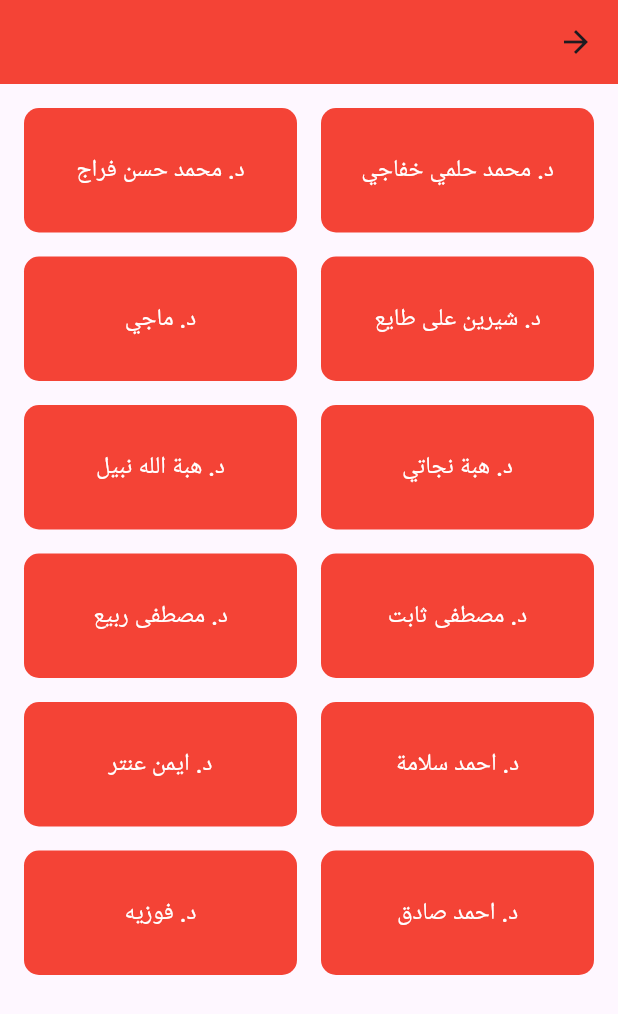
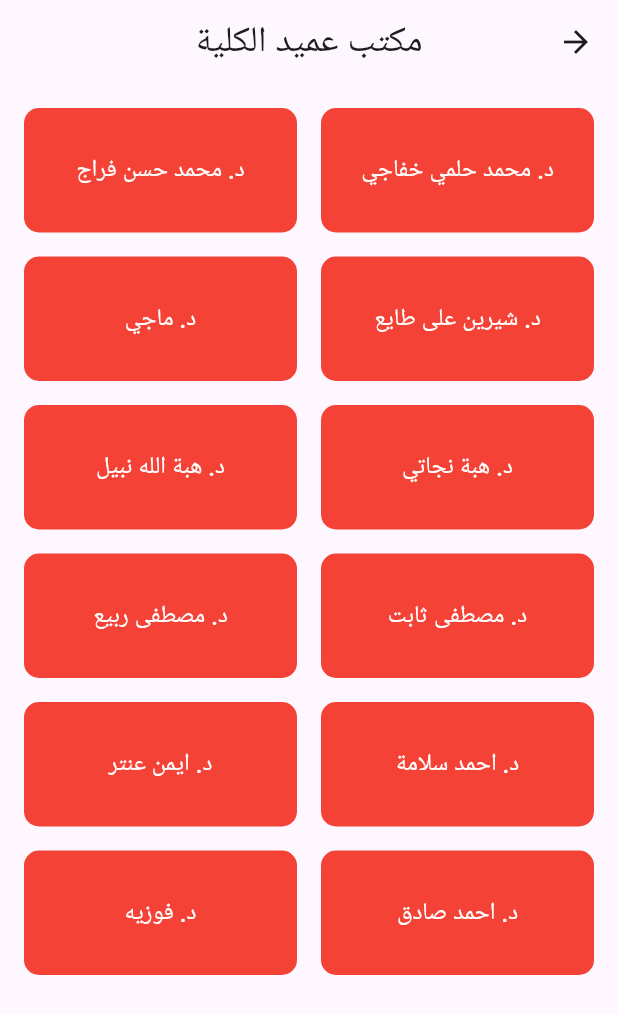
Before and after one commit to ka1395/FciMap, a Flutter app: the screen it shows after launch, after a tap on "مكتب عميد الكلية", on a phone screen of 412 x 824 dp. Shown: the top 1014 px of the screen. Run offline on Flutter 3.47's test engine with Material 3 defaults, Android fonts, the phone set to English and light mode, and no system bars.

Commit message:
handle splash Screen and office screen

```diff
--- a/lib/screens/details.dart
+++ b/lib/screens/details.dart
@@ -4,10 +4,9 @@ import 'offices.dart';
 import 'path.dart';
 import 'splash.dart';
 
-
 class Details extends StatefulWidget {
-  const Details({super.key});
-
+  const Details({super.key, required this.title});
+  final String title;
   @override
   State<Details> createState() => _DetailsState();
 }
@@ -17,8 +16,13 @@ class _DetailsState extends State<Details> {
   Widget build(BuildContext context) {
     return Scaffold(
       appBar: AppBar(
-        backgroundColor: Colors.red,
-        title: Text(''),
+        centerTitle: true,
+        title: Text(
+          widget.title,
+          style:const  TextStyle(
+            fontSize: 24,
+          ),
+        ),
       ),
       body: GridView.count(
         crossAxisCount: 2, // عدد الأعمدة
@@ -51,34 +55,28 @@ class _DetailsState extends State<Details> {
       ),
       child: MaterialButton(
         onPressed: () {
-                          if(title=='د. فوزيه'){
-
+          if (title == 'د. فوزيه') {
             var router = new MaterialPageRoute(
               builder: (BuildContext context) => SplashScreen(),
             );
             //can back for previos page
             Navigator.of(context).push(router);
           }
-                          if(title=='د. احمد صادق'){
-
+          if (title == 'د. احمد صادق') {
             var router = new MaterialPageRoute(
               builder: (BuildContext context) => Offices(),
             );
             //can back for previos page
             Navigator.of(context).push(router);
           }
-                         if(title== 'د. محمد حلمي خفاجي')
-                         {
+          if (title == 'د. محمد حلمي خفاجي') {
             var router = new MaterialPageRoute(
-                         builder: (BuildContext context) =>PathScreen(),
+              builder: (BuildContext context) => PathScreen(),
             );
             //can back for previos page
             Navigator.of(context).push(router);
           }
-
         },
-
-
         child: Center(
           child: Text(
             title,
--- a/lib/screens/offices.dart
+++ b/lib/screens/offices.dart
@@ -10,94 +10,163 @@ class Offices extends StatefulWidget {
 }
 
 class _OfficesState extends State<Offices> {
+  List<String> nameOffices = [
+    'مكتب عميد الكلية',
+    'مكتب وكيل الكلية لشؤون الدراسات العليا',
+    'مكتب وكيل الكلية لشؤون التعليم والطلاب',
+    'مكتب وكيل الكلية لشؤون خدمة المجتمع والبيئة',
+    'أعضاء هيئة التدريس',
+    'أعضاء الهيئة المعاونة',
+    'المكاتب الإدارية',
+    'المدرجات والمعامل والقاعات',
+  ];
   @override
   Widget build(BuildContext context) {
     return Scaffold(
         appBar: AppBar(
-        // backgroundColor: Colors.white,
-        title: Text(
+          title: const Row(
+            mainAxisAlignment: MainAxisAlignment.center,
+            children: [
+              Icon(
+                Icons.location_pin,
+                color: Colors.red,
+                size: 24,
+              ),
+              SizedBox(
+                width: 5,
+              ),
+              Text(
                 'المكاتب',
                 style: TextStyle(
                   fontSize: 24,
                 ),
               ),
-      ),
-      body: Column(
-        children: <Widget>[
-          Padding(
-            padding: const EdgeInsets.fromLTRB(3, 50, 3, 40),
-            child: Container(
-              margin: EdgeInsets.only(top: 30),
-              decoration: BoxDecoration(
-                color: Colors.red,
-                borderRadius: BorderRadius.only(
-                  topLeft: Radius.circular(50),
-                  topRight: Radius.circular(50),
-                  bottomLeft: Radius.circular(50),
-                  bottomRight: Radius.circular(50),
-                ),
-              ),
-
-              padding: EdgeInsets.all(20),
-              child: Center(
-                child: Icon(
-                  Icons.location_on,
-                  size: 100,
-                  color: Colors.white,
-                ),
-              ),
-              //color: Colors.red,
-              height: 150,
-            ),
-          ),
-          Expanded(
-            child: GridView.count(
-              crossAxisCount: 2,
-              childAspectRatio: 2,
-              children: <Widget>[
-                _buildGridItem('مكتب عميد الكلية'),
-                _buildGridItem('مكتب وكيل الكلية لشؤون الدراسات العليا'),
-                _buildGridItem('مكتب وكيل الكلية لشؤون التعليم والطلاب'),
-                _buildGridItem('مكتب وكيل الكلية لشؤون خدمة المجتمع والبيئة'),
-                _buildGridItem('أعضاء هيئة التدريس'),
-                _buildGridItem('أعضاء الهيئة المعاونة'),
-                _buildGridItem('المكاتب الإدارية'),
-                _buildGridItem('المدرجات والمعامل والقاعات'),
             ],
           ),
         ),
-        ],
+        body: Padding(
+          padding: const EdgeInsets.symmetric(vertical: 10),
+          child: ListView.separated(
+            itemCount: nameOffices.length,
+            itemBuilder: (context, index) {
+              return CustomCard(
+                title: nameOffices[index],
+                pathImage: "assets/images/office$index.png",
+              );
+            },
+            separatorBuilder: (context, index) => const SizedBox(
+              height: 5,
             ),
-    );
+          ),
+        ));
+  }
 }
 
-  Widget _buildGridItem(String title) {
-    return Container(
-      margin: EdgeInsets.all(8),
+class CustomCard extends StatelessWidget {
+  const CustomCard({super.key, required this.title, required this.pathImage});
+  final String title;
+  final String pathImage;
+
+  @override
+  Widget build(BuildContext context) {
+    return InkWell(
+      onTap: () {
+        Navigator.of(context).push(MaterialPageRoute(
+          builder: (BuildContext context) => Details(
+            title: title,
+          ),
+        ));
+      },
+      child: Container(
+        height: MediaQuery.sizeOf(context).height * .13,
+        margin: const EdgeInsetsDirectional.symmetric(horizontal: 12),
         decoration: BoxDecoration(
-        color: Colors.red,
-        // color: Color.fromARGB(255, 59, 81, 92),
-        borderRadius: BorderRadius.circular(10),
+          border: Border.all(
+            color: Colors.grey,
+            width: .3,
           ),
-      child: MaterialButton(
-        onPressed: () {
-          var router = new MaterialPageRoute(
-            builder: (BuildContext context) => Details(),
-          );
-          //can back for previos page
-          Navigator.of(context).push(router);
-        },
-        child: Center(
+          color: Colors.white,
+          borderRadius: BorderRadius.circular(12),
+        ),
+        child: LayoutBuilder(
+          builder: (context, constraints) => Row(
+            children: [
+              Image(
+                  height: constraints.maxHeight * .7,
+                  width: constraints.maxWidth * .3,
+                  fit: BoxFit.fill,
+                  image: AssetImage(pathImage)),
+              Align(
+                alignment: AlignmentDirectional.topStart,
+                child: SizedBox(
+                  width: constraints.maxWidth * .7,
+                  child: Padding(
+                    padding: EdgeInsets.only(top: constraints.maxHeight * .3),
                     child: Text(
                       title,
-            textAlign: TextAlign.center,
-            style: TextStyle(
-              color: Colors.white,
-              fontSize: 16,
+                      style: const TextStyle(
+                        fontSize: 18,
                       ),
+                    ),
+                  ),
+                ),
+              ),
+            ],
           ),
         ),
       ),
     );
   }
 }
+
+   // Expanded(
+          //   child: GridView.count(
+          //     crossAxisCount: 2,
+          //     childAspectRatio: 2,
+          //     children: <Widget>[
+
+          //       _buildGridItem('مكتب عميد الكلية'),
+          //       _buildGridItem('مكتب وكيل الكلية لشؤون الدراسات العليا'),
+          //       _buildGridItem('مكتب وكيل الكلية لشؤون التعليم والطلاب'),
+          //       _buildGridItem('مكتب وكيل الكلية لشؤون خدمة المجتمع والبيئة'),
+          //       _buildGridItem('أعضاء هيئة التدريس'),
+          //       _buildGridItem('أعضاء الهيئة المعاونة'),
+          //       _buildGridItem('المكاتب الإدارية'),
+          //       _buildGridItem('المدرجات والمعامل والقاعات'),
+          //     ],
+          //   ),
+          // ),
+          // ),
+
+
+
+
+  // Widget _buildGridItem(String title) {
+  //   return Card(
+  //     elevation: 15,
+  //     child: Container(
+  //       decoration: BoxDecoration(
+  //         color: Colors.white,
+  //         // color: Color.fromARGB(255, 59, 81, 92),
+  //         borderRadius: BorderRadius.circular(10),
+  //       ),
+  //       child: MaterialButton(
+  //         onPressed: () {
+  //           //can back for previos page
+  //           Navigator.of(context).push(MaterialPageRoute(
+  //             builder: (BuildContext context) => const Details(),
+  //           ));
+  //         },
+  //         child: Center(
+  //           child: Text(
+  //             title,
+  //             textAlign: TextAlign.center,
+  //             style: const TextStyle(
+  //               fontSize: 18,
+  //             ),
+  //           ),
+  //         ),
+  //       ),
+  //     ),
+  //   );
+  // }
--- a/lib/screens/splash.dart
+++ b/lib/screens/splash.dart
@@ -34,7 +34,7 @@ class _SplashScreenState extends State<SplashScreen> {
     return const Scaffold(
       backgroundColor: Colors.white,
       body: Center(
-        child: Icon(Icons.location_on,size: 200,),
+        child: Icon(Icons.location_on,size: 200,color:Colors.red,),
       ),
     );
   }
```
Also changed, not shown: assets/images/office0.png (added), assets/images/office1.png (added), assets/images/office2.png (added), assets/images/office3.png (added), assets/images/office4.png (added), assets/images/office5.png (added), assets/images/office6.png (added), assets/images/office7.png (added). Lines whose indentation alone changed are shown as unchanged.
